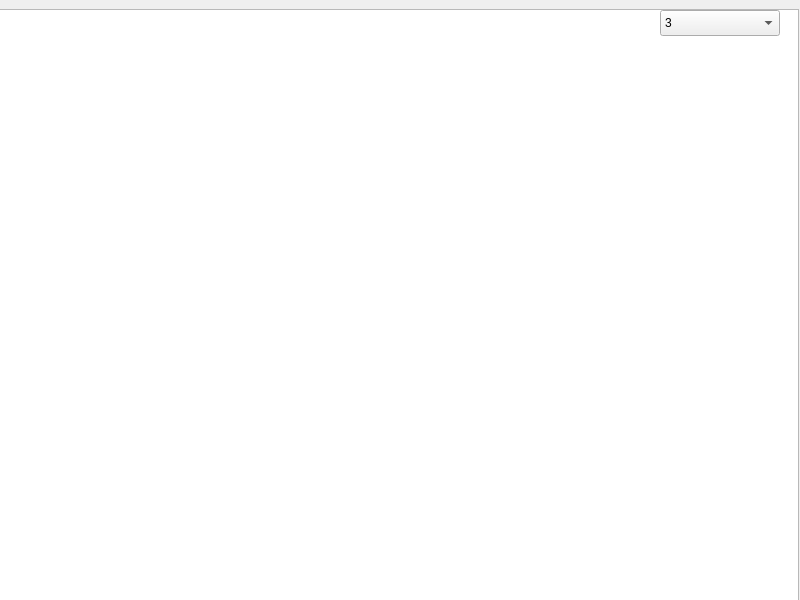
First picture: the form in mainwindow.ui, repository Shades-G/RadarConsole, before the edit.
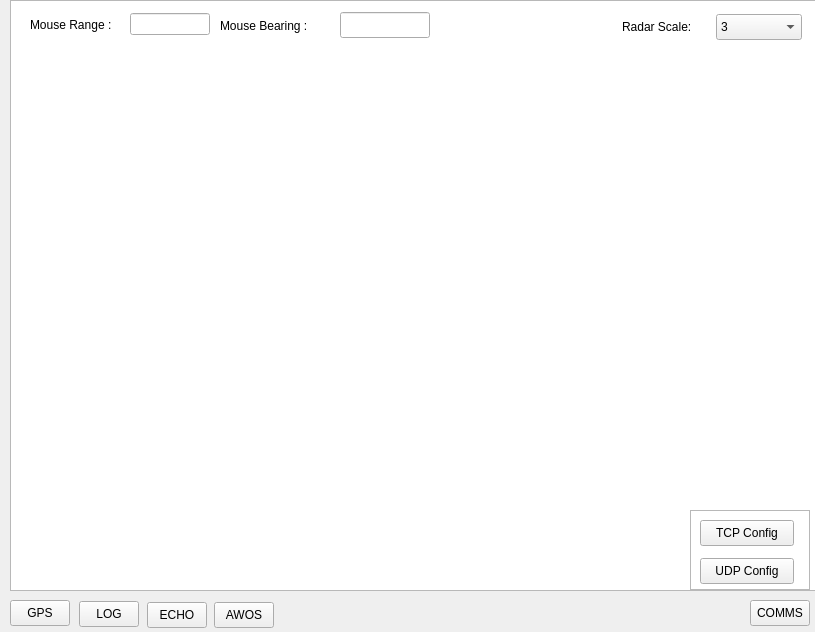
Second picture: the form after the edit.

```diff
--- a/mainwindow.ui
+++ b/mainwindow.ui
@@ -6,8 +6,8 @@
    <rect>
     <x>0</x>
     <y>0</y>
-    <width>800</width>
-    <height>600</height>
+    <width>815</width>
+    <height>632</height>
    </rect>
   </property>
   <property name="windowTitle">
@@ -17,19 +17,130 @@
    <widget class="QGraphicsView" name="gv_Radar">
     <property name="geometry">
      <rect>
-      <x>-1</x>
-      <y>9</y>
-      <width>800</width>
-      <height>600</height>
+      <x>10</x>
+      <y>0</y>
+      <width>821</width>
+      <height>591</height>
      </rect>
     </property>
    </widget>
-   <widget class="QComboBox" name="scale_selector">
+   <widget class="QPushButton" name="DGPS">
     <property name="geometry">
      <rect>
-      <x>660</x>
-      <y>10</y>
-      <width>120</width>
+      <x>10</x>
+      <y>600</y>
+      <width>60</width>
+      <height>26</height>
+     </rect>
+    </property>
+    <property name="text">
+     <string>GPS</string>
+    </property>
+   </widget>
+   <widget class="QPushButton" name="LOG">
+    <property name="geometry">
+     <rect>
+      <x>79</x>
+      <y>601</y>
+      <width>60</width>
+      <height>26</height>
+     </rect>
+    </property>
+    <property name="text">
+     <string>LOG</string>
+    </property>
+   </widget>
+   <widget class="QPushButton" name="ECHO">
+    <property name="geometry">
+     <rect>
+      <x>147</x>
+      <y>602</y>
+      <width>60</width>
+      <height>26</height>
+     </rect>
+    </property>
+    <property name="text">
+     <string>ECHO</string>
+    </property>
+   </widget>
+   <widget class="QPushButton" name="AWOS">
+    <property name="geometry">
+     <rect>
+      <x>214</x>
+      <y>602</y>
+      <width>60</width>
+      <height>26</height>
+     </rect>
+    </property>
+    <property name="text">
+     <string>AWOS</string>
+    </property>
+   </widget>
+   <widget class="QPushButton" name="COMMS">
+    <property name="geometry">
+     <rect>
+      <x>750</x>
+      <y>600</y>
+      <width>60</width>
+      <height>26</height>
+     </rect>
+    </property>
+    <property name="text">
+     <string>COMMS</string>
+    </property>
+   </widget>
+   <widget class="QLineEdit" name="cursorRange_le">
+    <property name="geometry">
+     <rect>
+      <x>130</x>
+      <y>13</y>
+      <width>80</width>
+      <height>22</height>
+     </rect>
+    </property>
+   </widget>
+   <widget class="QLineEdit" name="cursorBearing_le">
+    <property name="geometry">
+     <rect>
+      <x>340</x>
+      <y>12</y>
+      <width>90</width>
+      <height>26</height>
+     </rect>
+    </property>
+   </widget>
+   <widget class="QLabel" name="label">
+    <property name="geometry">
+     <rect>
+      <x>30</x>
+      <y>16</y>
+      <width>100</width>
+      <height>18</height>
+     </rect>
+    </property>
+    <property name="text">
+     <string>Mouse Range :</string>
+    </property>
+   </widget>
+   <widget class="QLabel" name="label_2">
+    <property name="geometry">
+     <rect>
+      <x>220</x>
+      <y>17</y>
+      <width>110</width>
+      <height>18</height>
+     </rect>
+    </property>
+    <property name="text">
+     <string>Mouse Bearing :</string>
+    </property>
+   </widget>
+   <widget class="QComboBox" name="scale_selector_cb">
+    <property name="geometry">
+     <rect>
+      <x>716</x>
+      <y>14</y>
+      <width>86</width>
       <height>26</height>
      </rect>
     </property>
@@ -58,11 +169,61 @@
       <string>48</string>
      </property>
     </item>
-    <item>
+   </widget>
+   <widget class="QFrame" name="Config_Frame">
+    <property name="geometry">
+     <rect>
+      <x>690</x>
+      <y>510</y>
+      <width>120</width>
+      <height>80</height>
+     </rect>
+    </property>
+    <property name="frameShape">
+     <enum>QFrame::Shape::StyledPanel</enum>
+    </property>
+    <property name="frameShadow">
+     <enum>QFrame::Shadow::Raised</enum>
+    </property>
+    <widget class="QPushButton" name="TCP_config">
+     <property name="geometry">
+      <rect>
+       <x>10</x>
+       <y>10</y>
+       <width>94</width>
+       <height>26</height>
+      </rect>
+     </property>
      <property name="text">
-      <string>New Item</string>
+      <string>TCP Config</string>
      </property>
-    </item>
+    </widget>
+    <widget class="QPushButton" name="UDP_config">
+     <property name="geometry">
+      <rect>
+       <x>10</x>
+       <y>48</y>
+       <width>94</width>
+       <height>26</height>
+      </rect>
+     </property>
+     <property name="text">
+      <string>UDP Config</string>
+     </property>
+    </widget>
+   </widget>
+   <widget class="QLabel" name="label_3">
+    <property name="geometry">
+     <rect>
+      <x>622</x>
+      <y>18</y>
+      <width>90</width>
+      <height>18</height>
+     </rect>
+    </property>
+    <property name="text">
+     <string>Radar Scale:</string>
+    </property>
    </widget>
   </widget>
  </widget>
```
